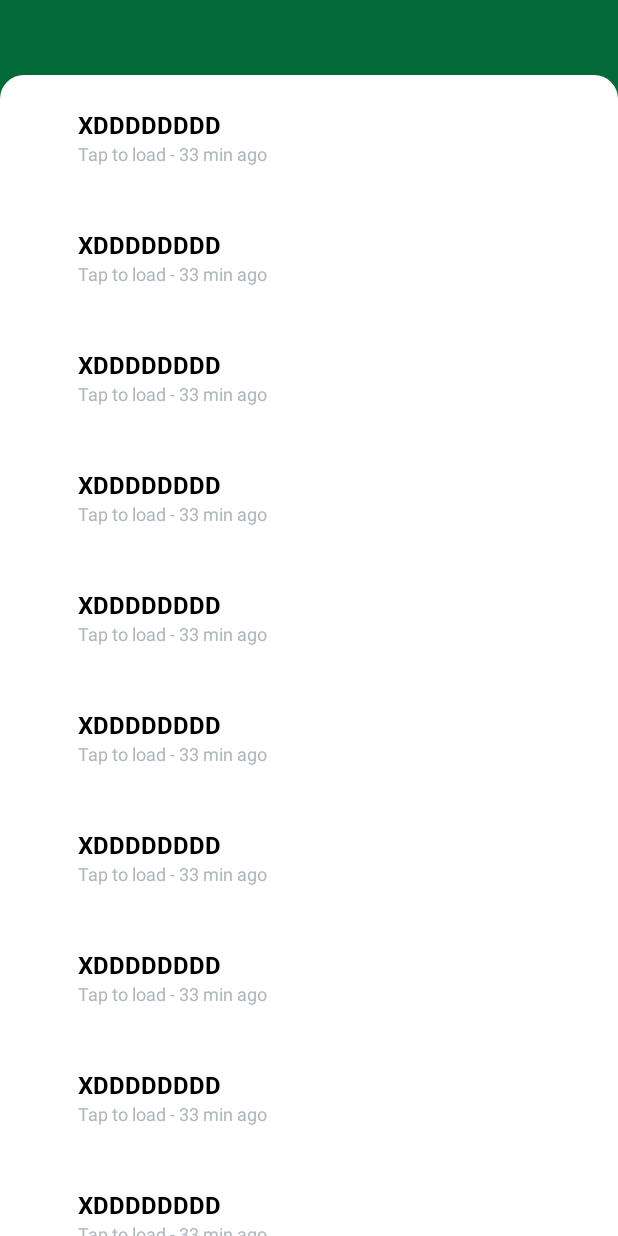
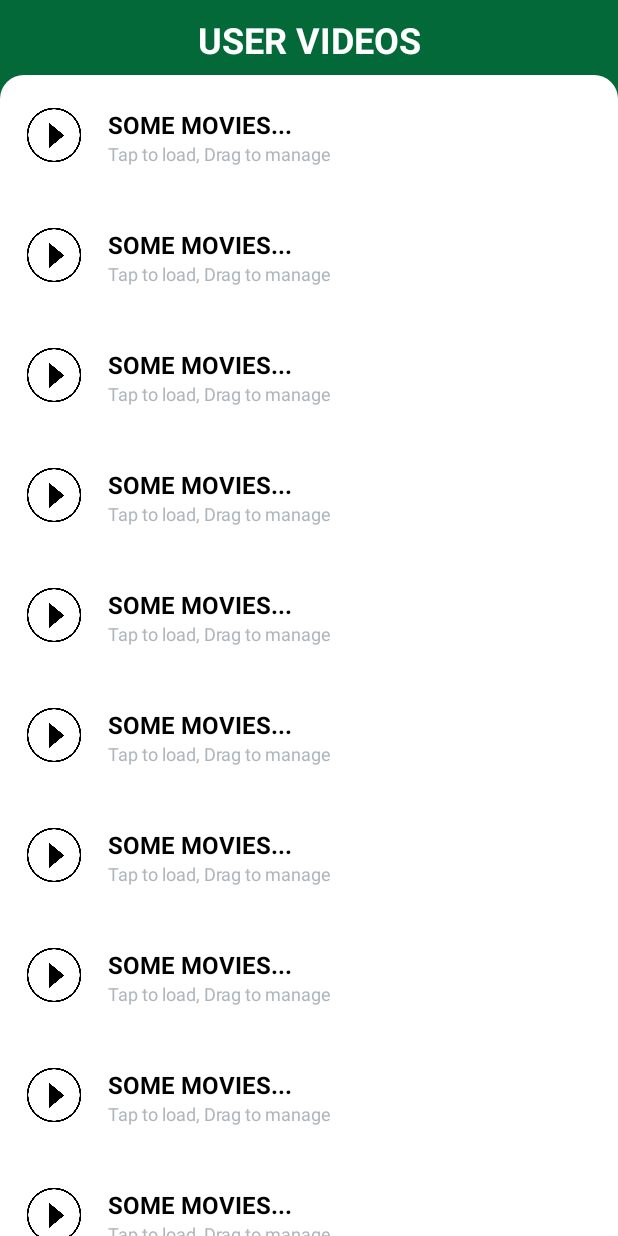
Before and after one commit to michaugit/DesignPatterns, an Android app: the MainActivity screen opened directly, with no data from a screen before it, on a phone screen of 412 x 824 dp. Run offline under Robolectric (Android 15) with nearby library versions, the phone set to English and light mode, and no system bars.

Commit message:
userfragment and storyfragment update

```diff
--- a/VideoApp/app/src/main/java/com/videoapp/Adapters/UserAdapter.java
+++ b/VideoApp/app/src/main/java/com/videoapp/Adapters/UserAdapter.java
@@ -47,7 +47,6 @@ public class UserAdapter extends RecyclerView.Adapter<UserAdapter.ChatViewHolder
 
         public ChatViewHolder(View itemView) {
             super(itemView);
-//            typeChat = itemView.findViewById(R.id.snap_square);
 //            name = itemView.findViewById(R.id.snap_name);
 //            date = itemView.findViewById(R.id.snap_date);
             itemView.setOnClickListener(this);
--- a/VideoApp/app/src/main/java/com/videoapp/AppActivity/MainActivity.java
+++ b/VideoApp/app/src/main/java/com/videoapp/AppActivity/MainActivity.java
@@ -31,7 +31,6 @@ public class MainActivity extends AppCompatActivity {
         viewPager.addOnPageChangeListener(new ViewPager.OnPageChangeListener() {
             @Override
             public void onPageScrolled(int position, float positionOffset, int positionOffsetPixels) {
-                System.out.println("XDDDDDDDDDDDDDDDDDDDDDDDDDDDDDDDDDDDDDDDDDDDDDDDDDDDDDDDDDDDDDDPosition: " + position + "   positionOffSet: " + positionOffset);
                 if (position == 0) {
                     background.setBackgroundColor(getResources().getColor(R.color.greenAGH));
                     background.setAlpha(1 - positionOffset);
--- a/VideoApp/app/src/main/res/layout/activity_login.xml
+++ b/VideoApp/app/src/main/res/layout/activity_login.xml
@@ -9,7 +9,7 @@
 
         android:layout_width="match_parent"
         android:layout_height="match_parent"
-        tools:context="com.example.manon.snapclone.AppActivity.LoginActivity">
+        tools:context="com.videoapp.AppActivity.LoginActivity">
 
         <TextView
             android:id="@+id/login_connexion_text"
--- a/VideoApp/app/src/main/res/layout/fragment_user.xml
+++ b/VideoApp/app/src/main/res/layout/fragment_user.xml
@@ -18,22 +18,23 @@
         android:layout_marginTop="50dp"
         android:orientation="vertical"/>
 
-    <ImageView
-        android:id="@+id/userVIew"
-        android:layout_width="wrap_content"
-        android:layout_height="50dp"
-        android:layout_marginLeft="16dp" />
-
     <androidx.constraintlayout.widget.ConstraintLayout
         android:layout_width="match_parent"
         android:layout_height="match_parent">
-        <ImageView
-            android:id="@+id/msgView"
+        <TextView
+            android:id="@+id/user_fragment_desc"
             android:layout_width="wrap_content"
-            android:layout_height="30dp"
+            android:layout_height="wrap_content"
+            android:text="@string/user_videos"
+            android:textSize="24sp"
+            android:textStyle="bold"
+            android:textColor="@color/white"
             android:layout_marginTop="10dp"
-            app:layout_constraintTop_toTopOf="parent"
-            app:layout_constraintEnd_toEndOf="parent" />
+            app:layout_constraintEnd_toEndOf="parent"
+            app:layout_constraintStart_toStartOf="parent"
+            app:layout_constraintTop_toTopOf="parent" />
+
+
     </androidx.constraintlayout.widget.ConstraintLayout>
 
 </FrameLayout>
--- a/VideoApp/app/src/main/res/layout/item_user.xml
+++ b/VideoApp/app/src/main/res/layout/item_user.xml
@@ -4,33 +4,36 @@
     android:layout_height="80dp"
     xmlns:app="http://schemas.android.com/apk/res-auto">
 
-    <View
-        android:id="@+id/snap_square"
-        android:layout_width="20dp"
-        android:layout_height="20dp"
+
+
+    <ImageView
+        android:id="@+id/movie_miniature"
+        android:layout_width="40dp"
+        android:layout_height="40dp"
+        android:layout_marginStart="16dp"
         app:layout_constraintStart_toStartOf="parent"
         app:layout_constraintTop_toTopOf="parent"
         app:layout_constraintBottom_toBottomOf="parent"
-        android:layout_marginStart="16dp"/>
+        android:src="@drawable/video_miniature" />
 
     <TextView
-        android:id="@+id/snap_name"
+        android:id="@+id/video_name"
         android:layout_width="0dp"
         android:layout_height="wrap_content"
-        android:text="XDDDDDDDD"
+        android:text="SOME MOVIES..."
         android:textStyle="bold"
         android:textColor="@color/colorBlack"
         android:textSize="16sp"
         app:layout_constraintBottom_toBottomOf="parent"
         app:layout_constraintEnd_toEndOf="parent"
-        app:layout_constraintStart_toEndOf="@id/snap_square"
+        app:layout_constraintStart_toEndOf="@id/movie_miniature"
         app:layout_constraintTop_toTopOf="parent"
         android:layout_marginLeft="16dp"
         android:layout_marginRight="16dp"
         app:layout_constraintVertical_bias="0.38" />
 
     <TextView
-        android:id="@+id/snap_date"
+        android:id="@+id/video_descryption"
         android:layout_width="0dp"
         android:layout_height="wrap_content"
         android:text="@string/chat_time"
@@ -38,8 +41,8 @@
         android:textSize="12sp"
         app:layout_constraintBottom_toBottomOf="parent"
         app:layout_constraintEnd_toEndOf="parent"
-        app:layout_constraintStart_toEndOf="@id/snap_square"
-        app:layout_constraintTop_toBottomOf="@id/snap_name"
+        app:layout_constraintStart_toEndOf="@id/movie_miniature"
+        app:layout_constraintTop_toBottomOf="@id/video_name"
         android:layout_marginLeft="16dp"
         android:layout_marginRight="16dp"
         app:layout_constraintVertical_bias="0.0" />
--- a/VideoApp/app/src/main/res/values/strings.xml
+++ b/VideoApp/app/src/main/res/values/strings.xml
@@ -6,6 +6,7 @@
     <string name="username_loginactivity">USERNAME OR EMAIL</string>
     <string name="password_loginactivity">PASSWORD</string>
     <string name="forgot_password_loginactivity">Forgot your password?</string>
-    <string name="chat_name">Manon Philippot</string>
-    <string name="chat_time">Tap to load - 33 min ago</string>
+    <string name="chat_time">Tap to load, Drag to manage</string>
+    <string name="user_videos">USER VIDEOS</string>
+    <string name="story_videos">STORY VIDEOS</string>
 </resources>
```
Also changed, not shown: VideoApp/app/src/main/res/layout/fragment_story.xml (+21 -0 lines), VideoApp/app/src/main/res/drawable/video_miniature.png (added).
